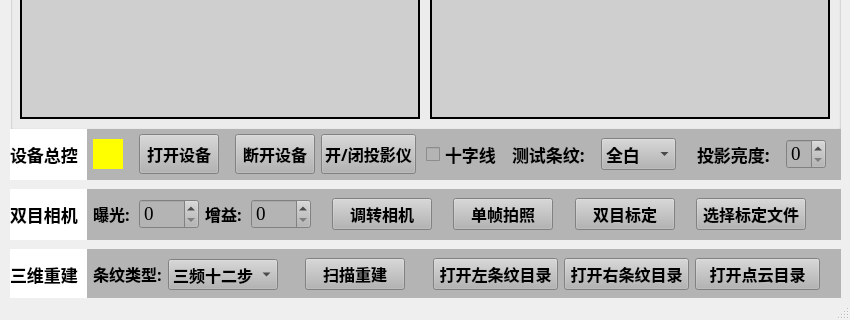
First picture: the form in BinocularCamera.ui, repository ywdy111/BinocularCamera, before the edit; both pictures show x 0 to 850 and y 201 to 521 of the 850 by 521 pixel window.
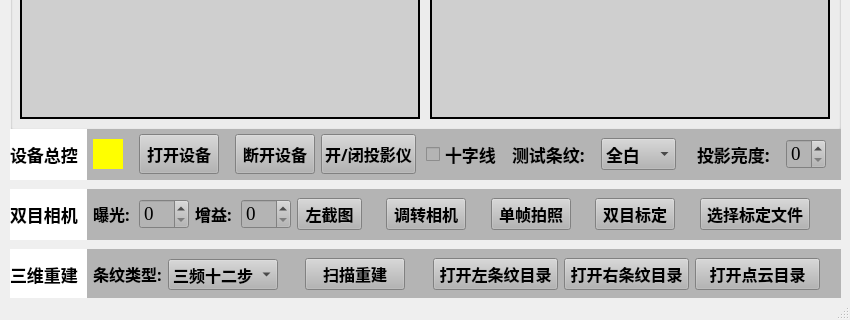
Second picture: the form after the edit.

Diff of the .ui file:
```diff
--- a/BinocularCamera.ui
+++ b/BinocularCamera.ui
@@ -462,7 +462,7 @@
       <rect>
        <x>0</x>
        <y>0</y>
-       <width>831</width>
+       <width>838</width>
        <height>51</height>
       </rect>
      </property>
@@ -540,7 +540,7 @@
        <widget class="QSpinBox" name="change_exposure">
         <property name="minimumSize">
          <size>
-          <width>60</width>
+          <width>50</width>
           <height>0</height>
          </size>
         </property>
@@ -595,7 +595,7 @@
        <widget class="QSpinBox" name="change_gain">
         <property name="minimumSize">
          <size>
-          <width>60</width>
+          <width>50</width>
           <height>0</height>
          </size>
         </property>
@@ -613,6 +613,27 @@
         </property>
        </widget>
       </item>
+      <item>
+       <widget class="QPushButton" name="shoot">
+        <property name="minimumSize">
+         <size>
+          <width>65</width>
+          <height>30</height>
+         </size>
+        </property>
+        <property name="font">
+         <font>
+          <family>黑体</family>
+          <pointsize>12</pointsize>
+          <weight>75</weight>
+          <bold>true</bold>
+         </font>
+        </property>
+        <property name="text">
+         <string>左截图</string>
+        </property>
+       </widget>
+      </item>
       <item>
        <spacer name="horizontalSpacer_6">
         <property name="orientation">
@@ -630,7 +651,7 @@
        <widget class="QPushButton" name="exchange_camera">
         <property name="minimumSize">
          <size>
-          <width>100</width>
+          <width>80</width>
           <height>30</height>
          </size>
         </property>
@@ -664,7 +685,7 @@
        <widget class="QPushButton" name="photo">
         <property name="minimumSize">
          <size>
-          <width>100</width>
+          <width>80</width>
           <height>30</height>
          </size>
         </property>
@@ -698,7 +719,7 @@
        <widget class="QPushButton" name="Calibration">
         <property name="minimumSize">
          <size>
-          <width>100</width>
+          <width>80</width>
           <height>30</height>
          </size>
         </property>
```
